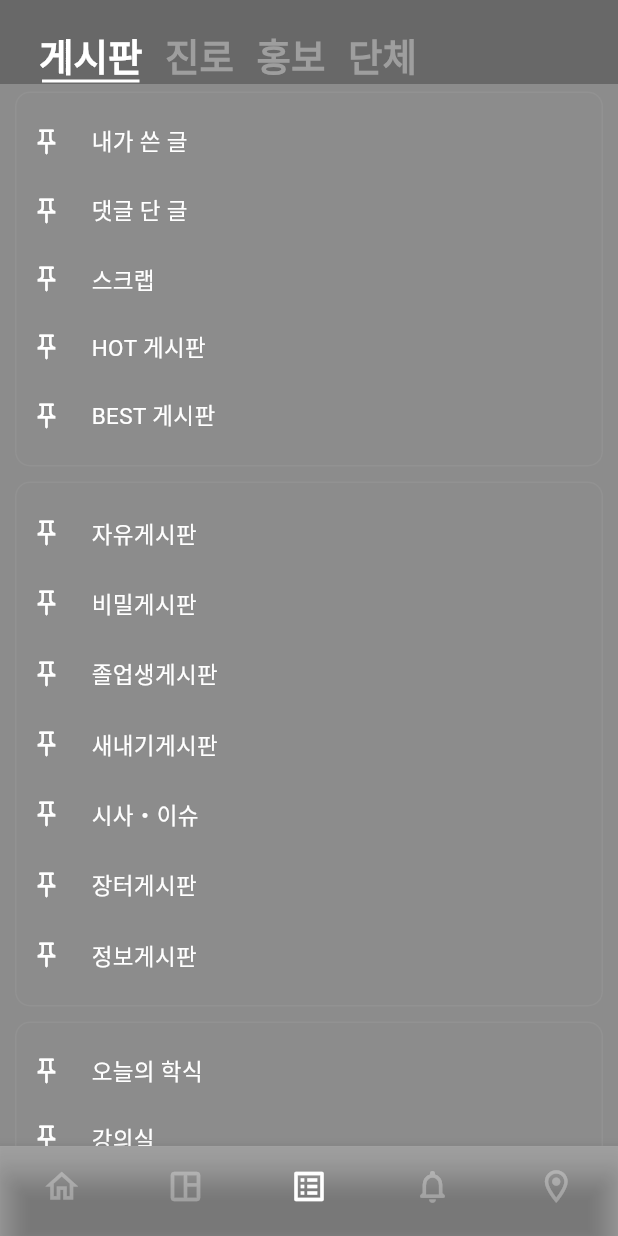
After one commit to BaconTomatoDeluxe/everytime_clone_flutter, a Flutter app: the screen it shows after launch, item 3 of the bottom bar chosen, on a phone screen of 412 x 824 dp. The commit adds this screen. Run offline on Flutter 3.47's test engine with Material 2 defaults, Android fonts, the phone set to English and light mode, and no system bars.

Commit message:
feat: time list page

```diff
--- /dev/null
+++ b/lib/listpage.dart
@@ -0,0 +1,251 @@
+import 'package:flutter/material.dart';
+
+class ListPage extends StatefulWidget {
+  const ListPage({super.key});
+
+  @override
+  State<ListPage> createState() => _ListPageState();
+}
+
+class _ListPageState extends State<ListPage> {
+  int _index = 0;
+
+  @override
+  Widget build(BuildContext context) {
+    return Scaffold(
+      backgroundColor: Colors.black26,
+      appBar: AppBar(
+        backgroundColor: Colors.black26,
+        title: Padding(
+          padding: const EdgeInsets.only(left: 10, top: 20),
+          child: Row(
+            crossAxisAlignment: CrossAxisAlignment.start,
+            children: [
+              GestureDetector(
+                child: Column(
+                  children: [
+                    Text(
+                      "게시판",
+                      style: TextStyle(
+                          fontSize: 25,
+                          fontWeight: FontWeight.bold,
+                          color: _index == 0 ? Colors.white : Colors.grey),
+                    ),
+                    Container(
+                        width: 65,
+                        height: 2,
+                        color: _index == 0
+                            ? Colors.white
+                            : Colors.grey.withOpacity(0)),
+                  ],
+                ),
+                onTap: () {
+                  setState(() {
+                    _index = 0;
+                  });
+                },
+              ),
+              const SizedBox(
+                width: 15,
+              ),
+              GestureDetector(
+                child: Column(
+                  children: [
+                    Text(
+                      "진로",
+                      style: TextStyle(
+                          fontSize: 25,
+                          fontWeight: FontWeight.bold,
+                          color: _index == 1 ? Colors.white : Colors.grey),
+                    ),
+                    Container(
+                        width: 45,
+                        height: 2,
+                        color: _index == 1
+                            ? Colors.white
+                            : Colors.grey.withOpacity(0)),
+                  ],
+                ),
+                onTap: () {
+                  setState(() {
+                    _index = 1;
+                  });
+                },
+              ),
+              const SizedBox(
+                width: 15,
+              ),
+              GestureDetector(
+                child: Column(
+                  children: [
+                    Text(
+                      "홍보",
+                      style: TextStyle(
+                          fontSize: 25,
+                          fontWeight: FontWeight.bold,
+                          color: _index == 2 ? Colors.white : Colors.grey),
+                    ),
+                    Container(
+                        width: 45,
+                        height: 2,
+                        color: _index == 2
+                            ? Colors.white
+                            : Colors.grey.withOpacity(0)),
+                  ],
+                ),
+                onTap: () {
+                  setState(() {
+                    _index = 2;
+                  });
+                },
+              ),
+              const SizedBox(
+                width: 15,
+              ),
+              GestureDetector(
+                child: Column(
+                  children: [
+                    Text(
+                      "단체",
+                      style: TextStyle(
+                          fontSize: 25,
+                          fontWeight: FontWeight.bold,
+                          color: _index == 3 ? Colors.white : Colors.grey),
+                    ),
+                    Container(
+                        width: 45,
+                        height: 2,
+                        color: _index == 3
+                            ? Colors.white
+                            : Colors.grey.withOpacity(0)),
+                  ],
+                ),
+                onTap: () {
+                  setState(() {
+                    _index = 3;
+                  });
+                },
+              ),
+            ],
+          ),
+        ),
+      ),
+      body: Center(
+        child: SingleChildScrollView(
+          scrollDirection: Axis.vertical,
+          child: Visibility(
+            visible: _index == 0 ? true : false,
+            child: Column(
+              mainAxisAlignment: MainAxisAlignment.center,
+              children: [
+                Padding(
+                  padding: const EdgeInsets.fromLTRB(10, 5, 10, 5),
+                  child: Container(
+                    height: 250,
+                    alignment: Alignment.topLeft,
+                    decoration: BoxDecoration(
+                        borderRadius: BorderRadius.circular(10),
+                        border: Border.all(
+                          color: Colors.grey.withOpacity(0.3),
+                          width: 1,
+                        )),
+                    child: Padding(
+                      padding: const EdgeInsets.all(10),
+                      child: Column(
+                        mainAxisAlignment: MainAxisAlignment.spaceEvenly,
+                        children: [
+                          listBox("내가 쓴 글"),
+                          listBox("댓글 단 글"),
+                          listBox("스크랩"),
+                          listBox("HOT 게시판"),
+                          listBox("BEST 게시판"),
+                        ],
+                      ),
+                    ),
+                  ),
+                ),
+                Padding(
+                  padding: const EdgeInsets.fromLTRB(10, 5, 10, 5),
+                  child: Container(
+                    height: 350,
+                    alignment: Alignment.topLeft,
+                    decoration: BoxDecoration(
+                        borderRadius: BorderRadius.circular(10),
+                        border: Border.all(
+                          color: Colors.grey.withOpacity(0.3),
+                          width: 1,
+                        )),
+                    child: Padding(
+                      padding: const EdgeInsets.all(10),
+                      child: Column(
+                        mainAxisAlignment: MainAxisAlignment.spaceEvenly,
+                        children: [
+                          listBox("자유게시판"),
+                          listBox("비밀게시판"),
+                          listBox("졸업생게시판"),
+                          listBox("새내기게시판"),
+                          listBox("시사・이슈"),
+                          listBox("장터게시판"),
+                          listBox("정보게시판"),
+                        ],
+                      ),
+                    ),
+                  ),
+                ),
+                Padding(
+                  padding: const EdgeInsets.fromLTRB(10, 5, 10, 5),
+                  child: Container(
+                    height: 200,
+                    alignment: Alignment.topLeft,
+                    decoration: BoxDecoration(
+                        borderRadius: BorderRadius.circular(10),
+                        border: Border.all(
+                          color: Colors.grey.withOpacity(0.3),
+                          width: 1,
+                        )),
+                    child: Padding(
+                      padding: const EdgeInsets.all(10),
+                      child: Column(
+                        mainAxisAlignment: MainAxisAlignment.spaceEvenly,
+                        children: [
+                          listBox("오늘의 학식"),
+                          listBox("강의실"),
+                          listBox("스터디"),
+                          listBox("책방"),
+                        ],
+                      ),
+                    ),
+                  ),
+                ),
+              ],
+            ),
+          ),
+        ),
+      ),
+    );
+  }
+}
+
+Widget listBox(String title) {
+  return Expanded(
+      child: GestureDetector(
+    onTap: () {},
+    child: Row(
+      children: [
+        Icon(
+          Icons.push_pin_outlined,
+          size: 20,
+          color: Colors.white,
+        ),
+        SizedBox(
+          width: 20,
+        ),
+        Text(
+          title,
+          textAlign: TextAlign.start,
+          style: TextStyle(color: Colors.white, fontSize: 15),
+        )
+      ],
+    ),
+  ));
+}
--- a/lib/mainpage.dart
+++ b/lib/mainpage.dart
@@ -1,3 +1,8 @@
+import 'package:everytime_clone/campicpage.dart';
+import 'package:everytime_clone/homepage.dart';
+import 'package:everytime_clone/listpage.dart';
+import 'package:everytime_clone/notificationpage.dart';
+import 'package:everytime_clone/timepage.dart';
 import 'package:flutter/material.dart';
 
 class MainPage extends StatefulWidget {
@@ -8,57 +13,29 @@ class MainPage extends StatefulWidget {
 }
 
 class _MainPageState extends State<MainPage> {
+  int _selectedIndex = 0;
+
+  static List<Widget> pages = <Widget>[
+    HomePage(),
+    TimePage(),
+    ListPage(),
+    NotificationPage(),
+    CampicPage()
+  ];
+
+  void _onItemTapped(int index) {
+    setState(() {
+      _selectedIndex = index;
+    });
+  }
+
   @override
   Widget build(BuildContext context) {
     return Scaffold(
       backgroundColor: Colors.black26,
-      appBar: AppBar(
-        automaticallyImplyLeading: false,
-        flexibleSpace: Container(),
-        backgroundColor: Colors.black26,
-        title: Padding(
-          padding: const EdgeInsets.only(left: 10),
-          child: Column(
-            mainAxisAlignment: MainAxisAlignment.center,
-            crossAxisAlignment: CrossAxisAlignment.start,
-            children: [
-              Container(),
-              Text(
-                '에브리타임',
-                style: TextStyle(color: Colors.red, fontSize: 13),
-              ),
-              Text(
-                '고려대 서울캠',
-                style: TextStyle(
-                  color: Colors.white,
-                  fontWeight: FontWeight.bold,
-                  fontSize: 23,
-                ),
-              )
-            ],
-          ),
-        ),
-        actions: [
-          IconButton(
-            onPressed: () {},
-            icon: Icon(
-              Icons.search,
-              size: 23,
-            ),
-            color: Colors.white,
-          ),
-          IconButton(
-            onPressed: () {},
-            icon: Icon(
-              Icons.person_outline,
-              size: 23,
-            ),
-            color: Colors.white,
-          )
-        ],
-      ),
+      body: pages[_selectedIndex],
       bottomNavigationBar: BottomNavigationBar(
-          backgroundColor: Colors.black26,
+        backgroundColor: Colors.black12,
         type: BottomNavigationBarType.fixed,
         selectedItemColor: Colors.white,
         unselectedItemColor: Colors.white.withOpacity(0.3),
@@ -95,7 +72,10 @@ class _MainPageState extends State<MainPage> {
                 size: 26,
               ),
               label: 'Campic')
-          ]),
+        ],
+        currentIndex: _selectedIndex,
+        onTap: _onItemTapped,
+      ),
     );
   }
 }
```
Also changed, not shown: lib/campicpage.dart (added, +15 -0 lines), lib/homepage.dart (added, +62 -0 lines), lib/notificationpage.dart (added, +20 -0 lines), lib/timepage.dart (added, +180 -0 lines). Lines whose indentation alone changed are shown as unchanged.
